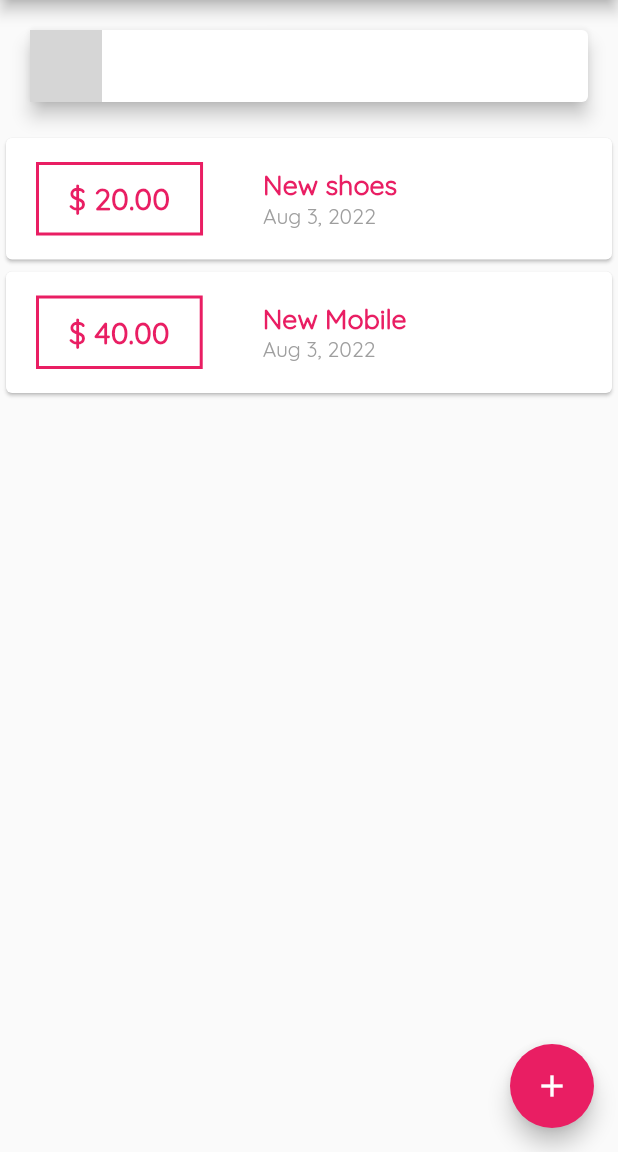
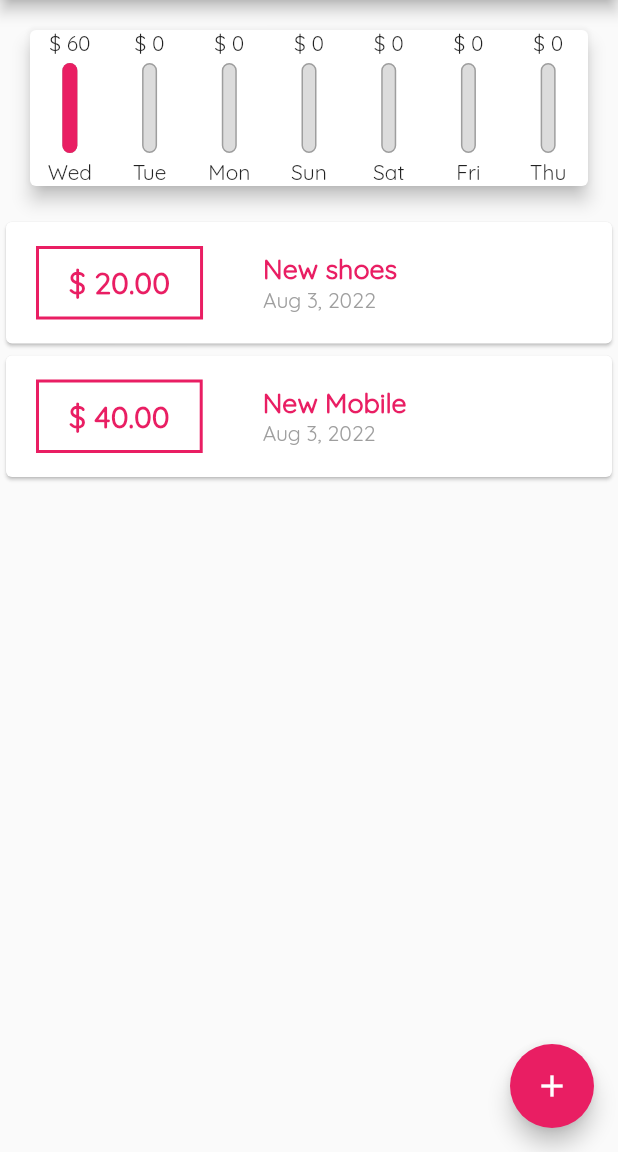
Before and after one commit to salmayaser/ExpenseTrackerFlutter, a Flutter app: the screen it shows after launch, on a phone screen of 412 x 824 dp, the part 84-1236 px from its top. Run offline on Flutter 3.47's test engine with Material 2 defaults, Android fonts, the phone set to English and light mode, and no system bars; grey boxes are pictures that could not be loaded.

Commit message:
finalizing chart bar

```diff
--- a/lib/widgets/chart-bar.dart
+++ b/lib/widgets/chart-bar.dart
@@ -12,7 +12,9 @@ class ChartBar extends StatelessWidget {
   Widget build(BuildContext ctx) {
     return Column(
       children: [
-        Text('\$ ${spendingAmount.toStringAsFixed(0)}'),
+        FittedBox(
+          child: Text('\$ ${spendingAmount.toStringAsFixed(0)}'),
+        ),
         SizedBox(height: 4),
         Container(
           height: 60,
@@ -27,7 +29,7 @@ class ChartBar extends StatelessWidget {
               ),
               FractionallySizedBox(
                 heightFactor: spendingPercentage,
-                child: Container(decoration: BoxDecoration(color: Theme.of(ctx).primaryColor)),
+                child: Container(decoration: BoxDecoration(color: Theme.of(ctx).primaryColor, borderRadius: BorderRadius.circular(10))),
               )
             ],
           ),
--- a/lib/widgets/chart.dart
+++ b/lib/widgets/chart.dart
@@ -1,4 +1,5 @@
 import 'package:expense/Models/transaction.model.dart';
+import 'package:expense/widgets/chart-bar.dart';
 import 'package:flutter/material.dart';
 import 'package:intl/intl.dart';
 
@@ -6,7 +7,13 @@ class Chart extends StatelessWidget {
   List<Transaction> recentTransactions;
   Chart(this.recentTransactions);
 
-  List<Map<String, Object>> get groupedTransactionValues {
+  double get totalAmount {
+    return groupedTransactionValues.fold(0.0, (sum, item) {
+      return sum + item['amount'];
+    });
+  }
+
+  List<Map> get groupedTransactionValues {
     return List.generate(7, (index) {
       final weekDay = DateTime.now().subtract(Duration(days: index));
       double totalSum = 0.0;
@@ -28,7 +35,9 @@ class Chart extends StatelessWidget {
       elevation: 5,
       margin: EdgeInsets.all(20),
       child: Row(children: [
-        ...groupedTransactionValues.
+        ...groupedTransactionValues.map((e) {
+          return Flexible(fit: FlexFit.tight, child: ChartBar(e['Day'], e['amount'], (e['amount'] / totalAmount)));
+        }).toList()
       ]),
     );
   }
```
